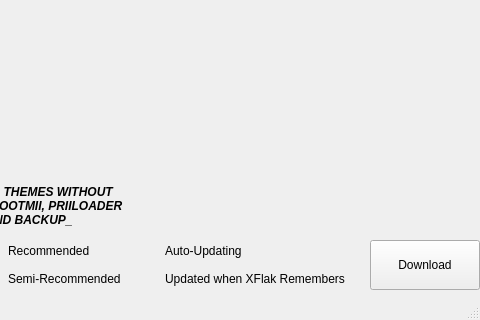
First picture: the form in mainWindow.ui, repository korbosoft/modmiiDownloader, before the edit; both pictures show x 320 to 800 and y 480 to 800 of the 800 by 800 pixel window.
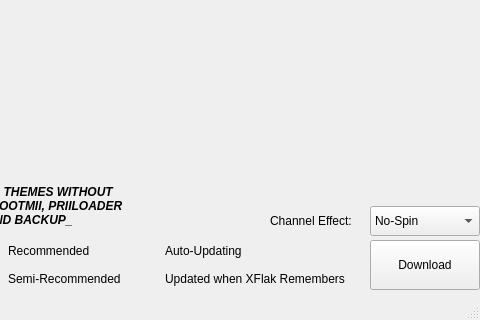
Second picture: the form after the edit. The open tabs and pages were chosen to show the change. Icons and pictures are not drawn. Custom widgets are drawn as their Qt base class.

Diff of the .ui file:
```diff
--- a/mainWindow.ui
+++ b/mainWindow.ui
@@ -34,7 +34,7 @@
       <x>0</x>
       <y>0</y>
       <width>800</width>
-      <height>720</height>
+            <height>721</height>
      </rect>
     </property>
     <property name="currentIndex">
@@ -353,6 +353,44 @@
        </sizepolicy>
       </property>
      </widget>
+          <widget class="QComboBox" name="channelEffect">
+            <property name="geometry">
+              <rect>
+                <x>690</x>
+                <y>660</y>
+                <width>110</width>
+                <height>30</height>
+              </rect>
+            </property>
+            <item>
+              <property name="text">
+                <string>No-Spin</string>
+              </property>
+            </item>
+            <item>
+              <property name="text">
+                <string>Spin</string>
+              </property>
+            </item>
+            <item>
+              <property name="text">
+                <string>Fast-Spin</string>
+              </property>
+            </item>
+          </widget>
+          <widget class="QLabel" name="channelEffectLabel">
+            <property name="geometry">
+              <rect>
+                <x>590</x>
+                <y>660</y>
+                <width>100</width>
+                <height>30</height>
+              </rect>
+            </property>
+            <property name="text">
+              <string>Channel Effect:</string>
+            </property>
+          </widget>
     </widget>
     <widget class="QWidget" name="cios">
      <attribute name="icon">
```
Left out of the diff: 41 changed lines with no effect on the pictures. Lines whose indentation alone changed are shown as unchanged.
